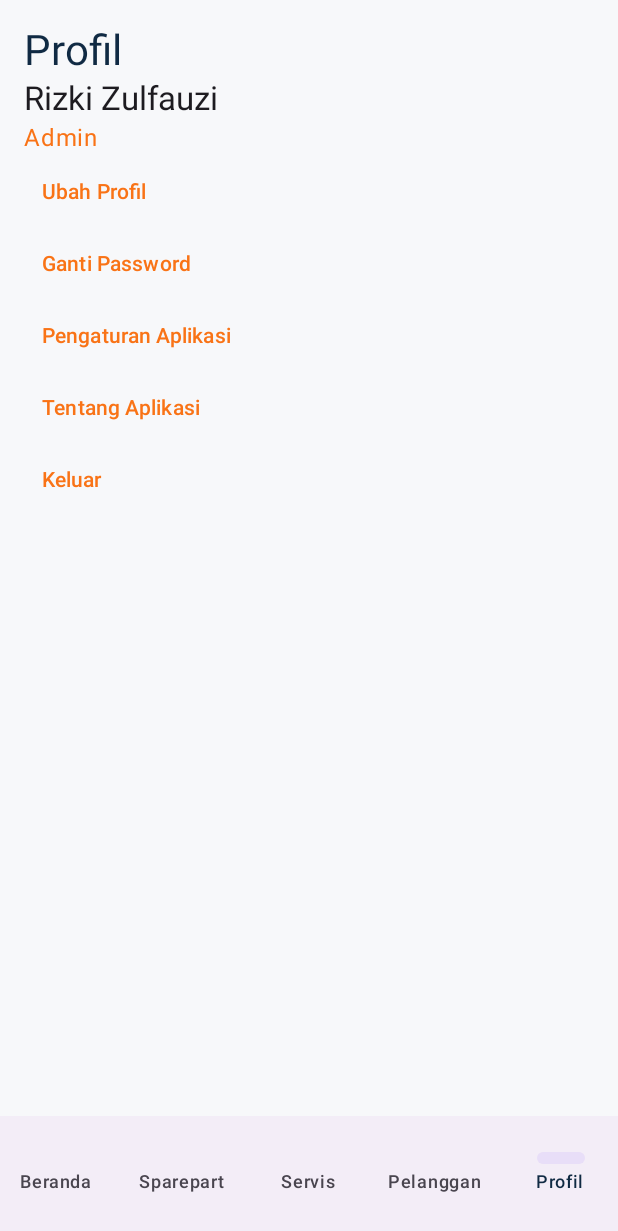
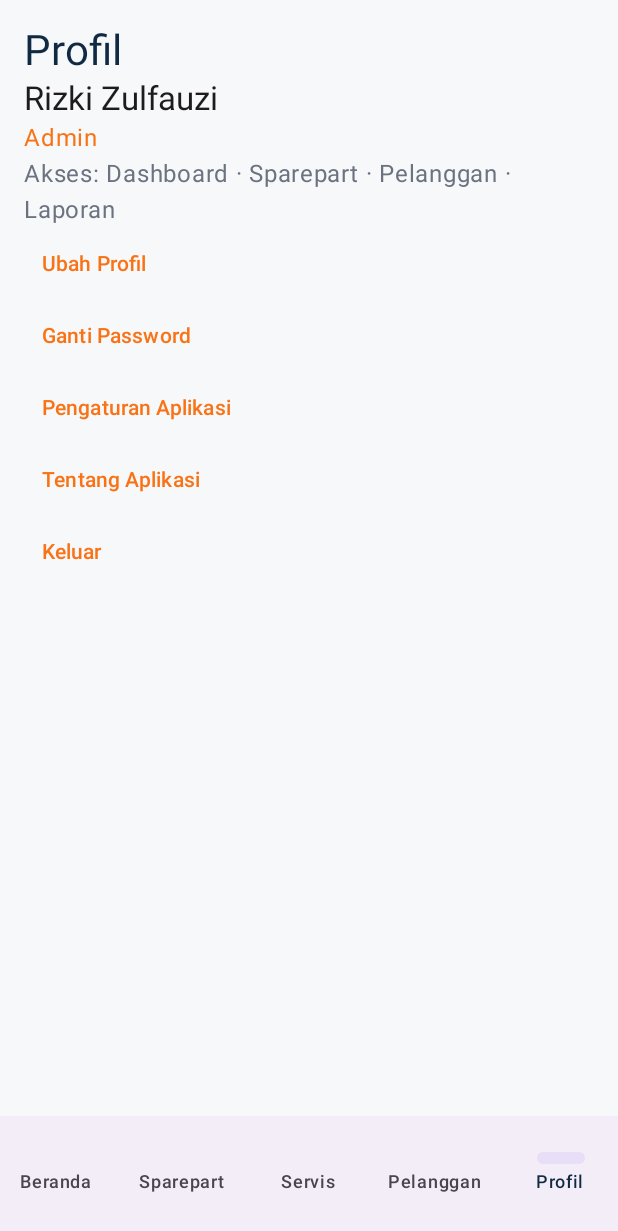
Before and after one commit to rizkizulfauzi/0039_PitStop, an Android app built with Jetpack Compose: the composable ProfileScreen shown on its own in the app's theme, on a phone screen of 412 x 824 dp. Shown: the top 1231 px of the screen. Run offline under Robolectric (Android 15) with nearby library versions, the phone set to English and light mode, and no system bars.

Commit message:
feat: add profile role menu and logout action

```diff
--- a/app/src/main/java/com/example/pitstop/features/profile/ProfileScreen.kt
+++ b/app/src/main/java/com/example/pitstop/features/profile/ProfileScreen.kt
@@ -6,4 +6,4 @@ import androidx.compose.ui.Modifier
 import androidx.compose.ui.unit.dp
 import com.example.pitstop.ui.components.PitStopBottomBar
 import com.example.pitstop.ui.theme.*
-@Composable fun ProfileScreen(){Scaffold(bottomBar={PitStopBottomBar("Profil"){} }){p->Column(Modifier.padding(p).padding(16.dp)){Text("Profil",color=PitStopNavy,style=MaterialTheme.typography.headlineMedium);Text("Rizki Zulfauzi",style=MaterialTheme.typography.titleLarge);Text("Admin",color=PitStopOrange);listOf("Ubah Profil","Ganti Password","Pengaturan Aplikasi","Tentang Aplikasi","Keluar").forEach{TextButton({}){Text(it)}}}}}
+@Composable fun ProfileScreen(){Scaffold(bottomBar={PitStopBottomBar("Profil"){} }){p->Column(Modifier.padding(p).padding(16.dp)){Text("Profil",color=PitStopNavy,style=MaterialTheme.typography.headlineMedium);Text("Rizki Zulfauzi",style=MaterialTheme.typography.titleLarge);Text("Admin",color=PitStopOrange);Text("Akses: Dashboard · Sparepart · Pelanggan · Laporan",color=PitStopMuted);listOf("Ubah Profil","Ganti Password","Pengaturan Aplikasi","Tentang Aplikasi","Keluar").forEach{TextButton({}){Text(it)}}}}}
```
